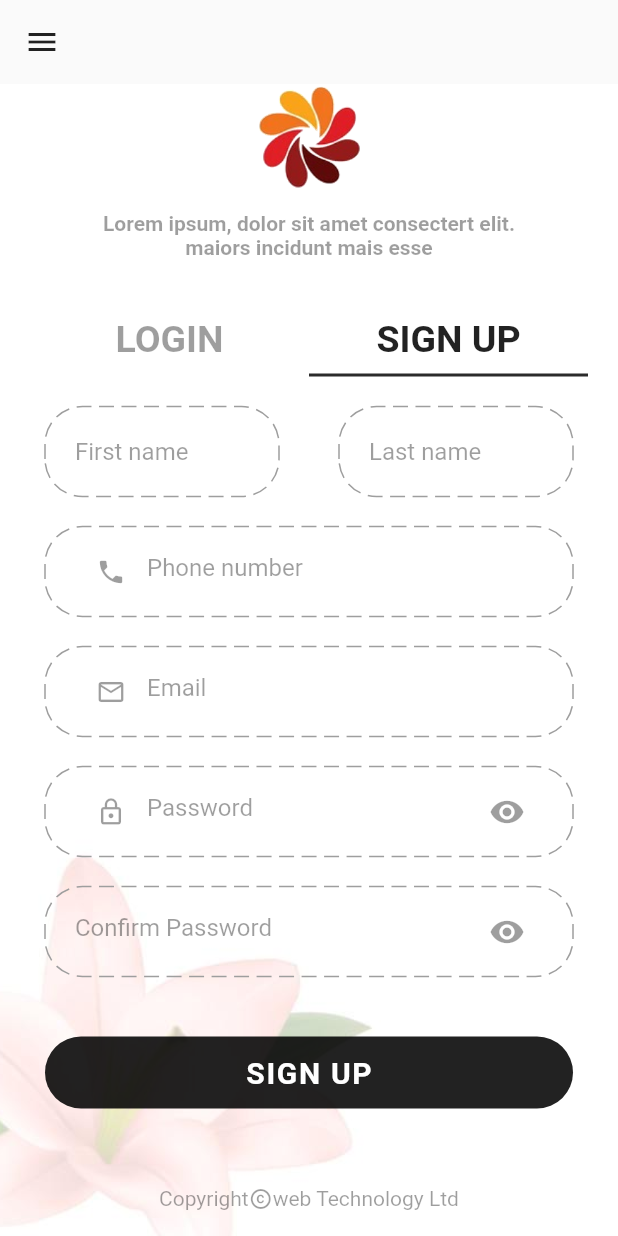
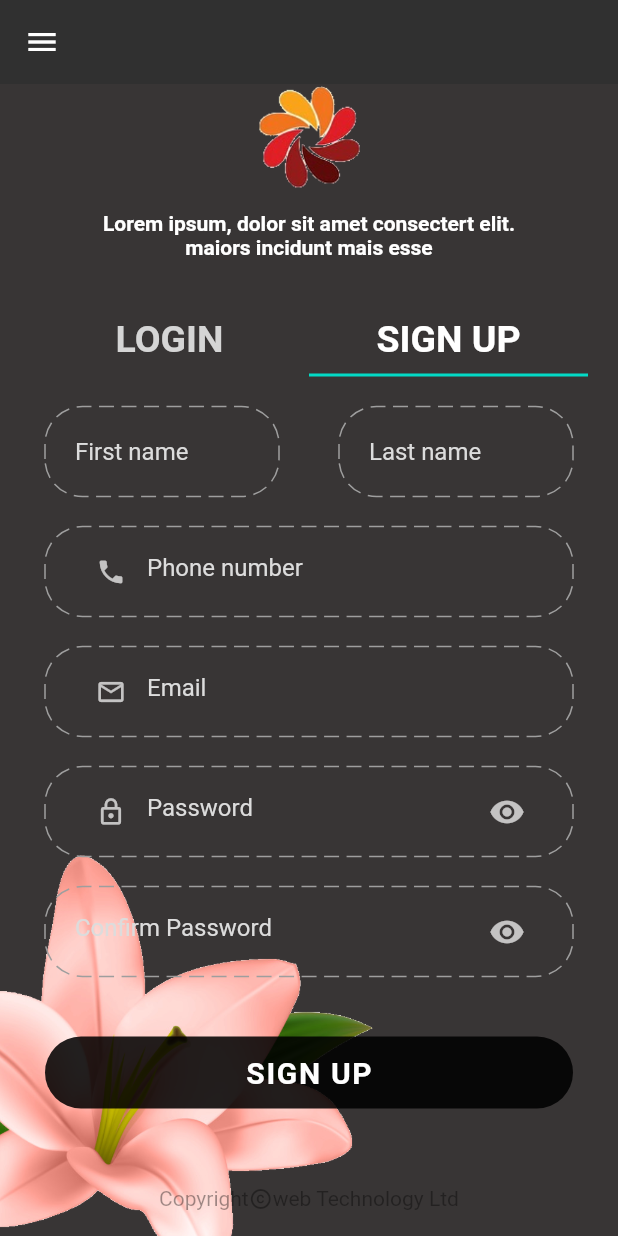
Before and after one commit to Dalia-Alawneh/flowshipper, a Flutter app: the TapScreen screen opened directly, tab 2 chosen, after a tap on "SIGN UP", on a phone screen of 412 x 824 dp. Run offline on Flutter 3.47's test engine with Material 2 defaults, Android fonts, the phone set to English and light mode, and no system bars; drawn by our look-alikes of dotted_border; our stand-ins replace cloud_firestore, firebase_auth, firebase_core, font_awesome_flutter, intro_slider and 2 more; missing offline and left inert: dart:ffi, email_auth; accounts and stored records are empty; Roboto replaces fonts that are missing (Montserrat, Montserrat-Bold).

Commit message:
theme data updated

```diff
--- a/lib/main.dart
+++ b/lib/main.dart
@@ -1,39 +1,46 @@
 import 'package:flowshipper/screens/code_screen.dart';
+import 'package:flowshipper/screens/languages.dart';
+import 'package:flowshipper/screens/login.dart';
+import 'package:flowshipper/screens/register.dart';
 import 'package:flowshipper/screens/drawer.dart';
 import 'package:flowshipper/screens/sign_in.dart';
 import 'package:flowshipper/screens/tapscreen.dart';
+import 'package:flowshipper/screens/theme.dart';
 import 'package:flutter/material.dart';
 import 'package:firebase_core/firebase_core.dart';
+import 'package:provider/provider.dart';
+import 'screens/theme.dart';
 import 'screens/welcome.dart';
-import 'package:easy_localization/easy_localization.dart';
-
-
 void main() async{
   WidgetsFlutterBinding.ensureInitialized();
   await Firebase.initializeApp();
+  runApp( MyApp());
 
-  runApp(const MyApp());
 }
 
-class MyApp extends StatelessWidget {
-  const MyApp({key}) : super(key: key);
+class MyApp extends StatefulWidget {
+  @override
+  State<MyApp> createState() => _MyAppState();
+  static _MyAppState? of(BuildContext context) => context.findAncestorStateOfType<_MyAppState>();
+}
 
+class _MyAppState extends State<MyApp> {
+  ThemeMode myThemeMode = ThemeMode.light;
   // This widget is the root of your application.
   @override
-  Widget build(BuildContext context) {
+  Widget build(BuildContext context) => ChangeNotifierProvider(
+    create: (context) => ThemeProvider(),
+    builder: (context, _) {
+      final themeProvider = Provider.of<ThemeProvider>(context);
 
-    return MaterialApp(
-
-      debugShowCheckedModeBanner: false,
-        theme: ThemeData(
-            appBarTheme: AppBarTheme(
-              backgroundColor: Colors.white,
-              titleTextStyle: TextStyle(color:Colors.black54,fontSize: 20, fontWeight: FontWeight.bold),
-                iconTheme: IconThemeData(color: Colors.black87)
-        )),
-      home: SignIn(),
-    );
-  }
+      return MaterialApp(
+        themeMode: themeProvider.themeMode,
+        theme: MyTheme.lightTheme,
+        darkTheme: MyTheme.darkTheme,
+        home: Languages(),
+      );
+    },
+  );
 }
 
 // import 'package:firebase_core/firebase_core.dart';
--- /dev/null
+++ b/lib/screens/ChangeThemeButton.dart
@@ -0,0 +1,17 @@
+import 'package:flowshipper/screens/theme.dart';
+import 'package:flutter/material.dart';
+import 'package:provider/provider.dart';
+class ChangeThemeButtonWidget extends StatelessWidget {
+  @override
+  Widget build(BuildContext context) {
+    final themeProvider = Provider.of<ThemeProvider>(context);
+
+    return Switch.adaptive(
+      value: themeProvider.isDarkMode,
+      onChanged: (value) {
+        final provider = Provider.of<ThemeProvider>(context, listen: false);
+        provider.toggleTheme(value);
+      },
+    );
+  }
+}
--- a/lib/screens/drawer.dart
+++ b/lib/screens/drawer.dart
@@ -1,9 +1,21 @@
+import 'package:flowshipper/main.dart';
+import 'package:flowshipper/screens/languages.dart';
 import 'package:flutter/material.dart';
 import 'package:font_awesome_flutter/font_awesome_flutter.dart';
 import 'package:dotted_border/dotted_border.dart';
 
-class DrawerScreen extends StatelessWidget {
+import 'ChangeThemeButton.dart';
+
+
+class DrawerScreen extends StatefulWidget {
   const DrawerScreen({super.key});
+
+  @override
+  State<DrawerScreen> createState() => _DrawerScreenState();
+}
+
+class _DrawerScreenState extends State<DrawerScreen> {
+  bool value = false;
   @override
   Widget build(BuildContext context) {
     return Drawer(
@@ -76,6 +88,7 @@
               ),
 
             ),
+            ChangeThemeButtonWidget(),
             // Column(
             //   children: [
             //     Row(
@@ -100,20 +113,26 @@
             //   ],
             // ),
 
-            ListTile(
-              leading: Icon(FontAwesomeIcons.moon, size: 20,),
-              iconColor: Colors.white,
-              title: Text('Theme',
-                style: TextStyle(
-                  color: Colors.white,
-                ),),
-              onTap: () {
-                // Navigator.push(
-                //   context,
-                //   MaterialPageRoute(builder: (context) => ),
-                // );
-              },
-            ),
+            // ListTile(
+            //
+            //   leading: Icon(FontAwesomeIcons.moon, size: 20,),
+            //   iconColor: Colors.white,
+            //   title: Text('Theme',
+            //     style: TextStyle(
+            //       color: Colors.white,
+            //     ),),
+            //   onTap: () {
+            //
+            //     setState((){
+            //       MyApp.of(context)?.myThemeMode= ThemeMode.light;
+            //     });
+            //     Navigator.pop(context);
+            //     // Navigator.push(
+            //     //   context,
+            //     //   MaterialPageRoute(builder: (context) => ),
+            //     // );
+            //   },
+            // ),
             ListTile(
               leading: Icon(FontAwesomeIcons.globe, size: 20,),
               iconColor: Colors.white,
@@ -221,6 +240,7 @@
                   color: Colors.white,
                 ),),
               onTap: () {
+                Navigator.push(context, MaterialPageRoute(builder: (context)=>Languages()));
                 // showAlertDialog(context);
               },
             ),
--- a/lib/screens/login.dart
+++ b/lib/screens/login.dart
@@ -48,13 +48,12 @@
                       ),
                       decoration: InputDecoration(
                         focusColor: Color(0xffD8B261),
-                        hintStyle: TextStyle(color: Colors.black38),
                         errorStyle: TextStyle(
                             fontSize: 14.0,
                             fontFamily: 'Montserrat-Bold'
                         ),
                         border: InputBorder.none,
-                        prefixIcon: Icon(Icons.email_outlined,size:20,color: Colors.black38,),
+                        prefixIcon: Icon(Icons.email_outlined,size:20,),
                         hintText: ChooseLang.lang? 'البريد الالكتروني':'Email',
                       ),
                       onChanged: (value){
@@ -86,19 +85,18 @@
                   ),
                   decoration: InputDecoration(
                     focusColor: Colors.black38,
-                    hintStyle: TextStyle(color: Colors.black38),
                     errorStyle: TextStyle(
                         fontSize: 14.0,
                         fontFamily: 'Montserrat-Bold'
                     ),
                     border: InputBorder.none,
                       hintText:ChooseLang.lang? 'كلمة المرور' : 'Password',
-                      prefixIcon: Icon(Icons.lock_outline,size:20,color: Colors.black38,),
+                      prefixIcon: Icon(Icons.lock_outline,size:20),
                       suffixIcon: IconButton(
                           icon:
                           Icon(
                             _isObscure ? Icons.visibility : Icons.visibility_off,
-                            color: Colors.black38,
+
                           ),
                           onPressed: () {
                             setState(() {
@@ -124,7 +122,7 @@
                 Container(
                   margin: EdgeInsets.only(top: 15),
                   decoration: BoxDecoration(
-                      color: Color(0xff3b3b3b),
+                      color: Color(0xff282828),
                       borderRadius: BorderRadius.circular(30)
                   ),
                   child: TextButton(
@@ -165,7 +163,6 @@
                       // fontWeight: FontWeight.bold,
                       fontFamily: 'Montserrat-bold',
                       fontSize: 16,
-                      color: Colors.black54,
                     ),),
                 )
               ],
--- a/lib/screens/register.dart
+++ b/lib/screens/register.dart
@@ -161,7 +161,6 @@
                                     ),
                                     decoration: InputDecoration(
                                       focusColor: Color(0xffD8B261),
-                                      hintStyle: TextStyle(color: Colors.black38),
                                       errorStyle: TextStyle(
                                           fontSize: 14.0,
                                           fontFamily: 'Montserrat-Bold'
@@ -199,7 +198,6 @@
                                       ),
                                       decoration: InputDecoration(
                                         focusColor: Color(0xffD8B261),
-                                        hintStyle: TextStyle(color: Colors.black38),
                                         errorStyle: TextStyle(
                                             fontSize: 14.0,
                                             fontFamily: 'Montserrat-Bold'
@@ -239,8 +237,7 @@
 
                                 decoration: InputDecoration(
                                   focusColor: Colors.black38,
-                                  prefixIcon: Icon(Icons.phone, size:20,color: Colors.black38,),
-                                  hintStyle: TextStyle(color: Colors.black38),
+                                  prefixIcon: Icon(Icons.phone, size:20),
                                   border: InputBorder.none,
                                   hintText:ChooseLang.lang? 'رقم الهاتف':'Phone number',
                               ),
@@ -271,13 +268,12 @@
                               ),
                               decoration: InputDecoration(
                                 focusColor: Color(0xffD8B261),
-                                hintStyle: TextStyle(color: Colors.black38),
                                 errorStyle: TextStyle(
                                     fontSize: 14.0,
                                     fontFamily: 'Montserrat-Bold'
                                 ),
                                 border: InputBorder.none,
-                                prefixIcon: Icon(Icons.email_outlined,size:20,color: Colors.black38,),
+                                prefixIcon: Icon(Icons.email_outlined,size:20,),
                                 hintText: ChooseLang.lang? 'البريد الالكتروني':'Email',
                               ),
                               onChanged: (value){
@@ -309,19 +305,18 @@
                               ),
                               decoration: InputDecoration(
                                   focusColor: Colors.black38,
-                                  hintStyle: TextStyle(color: Colors.black38),
                                   errorStyle: TextStyle(
                                       fontSize: 14.0,
                                       fontFamily: 'Montserrat-Bold'
                                   ),
                                   border: InputBorder.none,
                                   hintText: ChooseLang.lang?'كلمة المرور' :'Password',
-                                  prefixIcon: Icon(Icons.lock_outline,size:20,color: Colors.black38,),
+                                  prefixIcon: Icon(Icons.lock_outline,size:20,),
                                   suffixIcon: IconButton(
                                       icon:
                                       Icon(
                                         _isObscure ? Icons.visibility : Icons.visibility_off,
-                                        color: Colors.black38,
+
                                       ),
                                       onPressed: () {
                                         setState(() {
@@ -367,7 +362,6 @@
                                 ),
                                 decoration: InputDecoration(
                                     focusColor: Colors.black38,
-                                    hintStyle: TextStyle(color: Colors.black38),
                                     border: InputBorder.none,
                                     hintText: ChooseLang.lang? 'تأكيد كلمة المرور' : 'Confirm Password',
 
@@ -375,7 +369,7 @@
                                     icon:
                                     Icon(
                                       _confirmObscure ? Icons.visibility : Icons.visibility_off,
-                                      color: Colors.black38,
+
                                     ),
                                     onPressed: () {
                                       setState(() {
@@ -437,7 +431,7 @@
                       children: [
                         Text(ChooseLang.lang? 'لديك حساب بالفعل؟': 'Already have account? ',
                             style:TextStyle(
-                          color: Colors.black38
+
                         )),
                         TextButton(
                           onPressed: () {
--- a/lib/screens/tapscreen.dart
+++ b/lib/screens/tapscreen.dart
@@ -1,9 +1,11 @@
 
+import 'package:flowshipper/main.dart';
 import 'package:flowshipper/screens/languages.dart';
 import 'package:flowshipper/screens/register.dart';
+import 'package:flowshipper/screens/theme.dart';
 import 'package:flutter/material.dart';
 import 'package:flowshipper/screens/drawer.dart';
-
+import 'theme.dart';
 import 'login.dart';
 
 class TapScreen extends StatefulWidget {
@@ -43,7 +45,9 @@
               decoration: BoxDecoration(
                   image: DecorationImage(
                       fit: BoxFit.cover,
-                      image: AssetImage(tapped ? 'images/bgdark.jpeg': 'images/bgcolor.jpeg'))
+                      image: AssetImage(
+                          ThemeProvider().isDarkMode?'images/darkmodebg1.png':
+                          tapped ? 'images/bgdark.jpeg': 'images/bgcolor.jpeg'))
               ),
               child: ListView(
                 children:[
@@ -64,7 +68,8 @@
                             ' maiors incidunt mais esse',
                           textAlign: TextAlign.center,
                           style: TextStyle(
-                              color: Colors.black38,
+
+
                               fontWeight: FontWeight.bold
                           ),),
                       ),
@@ -76,9 +81,8 @@
                               tapped = !tapped;
                         });
                           },
-                          labelColor: Colors.black87,
-                          indicatorColor: Color(0xff2b2b2b),
-                          unselectedLabelColor: Colors.black38,
+
+
                           labelStyle: TextStyle(
                               fontSize: 25,
                               fontWeight: FontWeight.bold
@@ -114,13 +118,16 @@
                       Text(
                         'Copyright',
                             style:TextStyle(
-                              color: Colors.black38,
+                              color:MyApp.of(context)?.myThemeMode== ThemeMode.light?
+                              Colors.black38:Color(0xffd5d5d5),
 
                             )),
-                      Icon(Icons.copyright_sharp,size: 16, color: Colors.black38,),
+                      Icon(Icons.copyright_sharp,size: 16, color: MyApp.of(context)?.myThemeMode== ThemeMode.light?
+                      Colors.black38:Color(0xffd5d5d5),),
                       Text('web Technology Ltd',
                       style: TextStyle(
-                        color: Colors.black38,
+                        color: MyApp.of(context)?.myThemeMode== ThemeMode.light?
+                        Colors.black38:Color(0xffd5d5d5),
                       ),
                       )
                     ],
--- a/lib/screens/theme.dart
+++ b/lib/screens/theme.dart
@@ -1,3 +1,44 @@
-class Theme{
+import 'package:flutter/material.dart';
+import 'package:flutter/scheduler.dart';
+import 'package:provider/provider.dart';
+class ThemeProvider extends ChangeNotifier{
+  bool mode = true;
+  ThemeMode themeMode = ThemeMode.dark;
+  bool get isDarkMode {
+    if (themeMode == ThemeMode.system) {
+      final brightness = SchedulerBinding.instance.window.platformBrightness;
+      return brightness == Brightness.dark;
+    } else {
+
+      return themeMode == ThemeMode.dark;
+    }
+  }
+  void toggleTheme(bool isOn) {
+    themeMode = isOn ? ThemeMode.dark : ThemeMode.light;
+    notifyListeners();
+  }
+}
+class MyTheme{
+  static final darkTheme=ThemeData(
+      brightness: Brightness.dark,
+      colorScheme: ColorScheme.dark(),
+      hintColor: Color(0xffdcdcdc),
+    indicatorColor: Color(0xffd0d0d0),
+    tabBarTheme: TabBarTheme(unselectedLabelColor: Color(0xffd5d5d5)),
+  );
+  static final lightTheme=ThemeData(
+    colorScheme: ColorScheme.light(),
+    tabBarTheme: TabBarTheme(unselectedLabelColor:Colors.black38,labelColor: Colors.black54),
+      indicatorColor: Color(0xff4e4e4e),
+      appBarTheme: AppBarTheme(
+        backgroundColor: Colors.white,
+        titleTextStyle: TextStyle(color:Colors.black54,fontSize: 20, fontWeight: FontWeight.bold),
+        iconTheme: IconThemeData(color: Colors.black87),
+        brightness: Brightness.light,
+        textTheme: TextTheme(bodyText1: TextStyle(color: Colors.black54))
+    ),
+
+  );
+
 
 }
--- a/pubspec.yaml
+++ b/pubspec.yaml
@@ -34,6 +34,7 @@
   email_auth:
   firebase_storage:
   easy_localization: ^3.0.1
+  provider:
 
 flutter:
 
```
Also changed, not shown: lib/screens/intro.dart (+6 -8 lines), lib/screens/languages.dart (+4 -3 lines), images/darkmodebg1.png (added), pubspec.lock.
